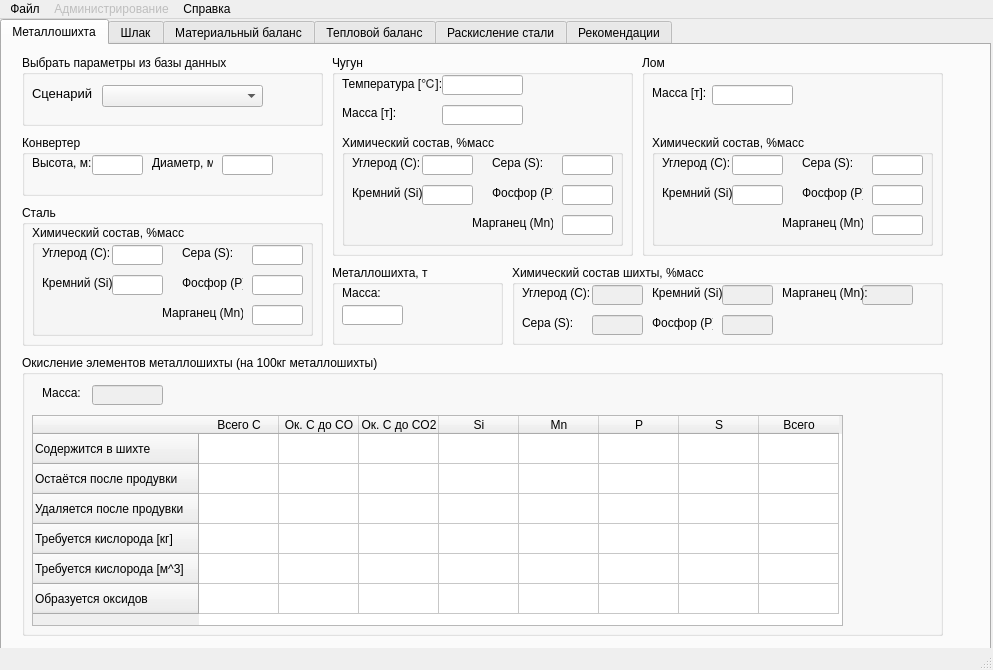
Before: the Qt Designer form GUI/OperForm.ui in DeppaRet/SteelmakingConverter, drawn with Qt 5.
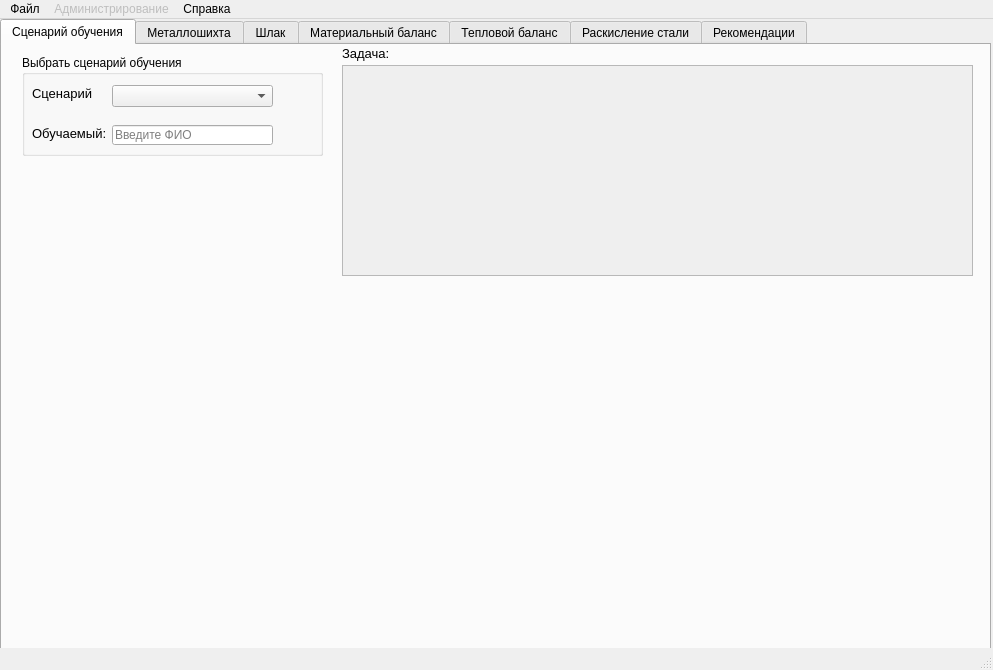
After: the same form once the commit is applied. The open tabs and pages were chosen to show the change. Icons and pictures are not drawn.

Commit message: Сценарий обучения

```diff
--- a/GUI/OperForm.ui
+++ b/GUI/OperForm.ui
@@ -44,6 +44,140 @@
     <property name="currentIndex">
      <number>0</number>
     </property>
+    <widget class="QWidget" name="tab_7">
+     <attribute name="title">
+      <string>Сценарий обучения</string>
+     </attribute>
+     <widget class="QGroupBox" name="groupBox_14">
+      <property name="geometry">
+       <rect>
+        <x>20</x>
+        <y>10</y>
+        <width>301</width>
+        <height>101</height>
+       </rect>
+      </property>
+      <property name="title">
+       <string>Выбрать сценарий обучения</string>
+      </property>
+      <widget class="QComboBox" name="ScenarioComboBox">
+       <property name="geometry">
+        <rect>
+         <x>90</x>
+         <y>30</y>
+         <width>161</width>
+         <height>22</height>
+        </rect>
+       </property>
+      </widget>
+      <widget class="QLabel" name="label_27">
+       <property name="geometry">
+        <rect>
+         <x>10</x>
+         <y>30</y>
+         <width>61</width>
+         <height>16</height>
+        </rect>
+       </property>
+       <property name="font">
+        <font>
+         <pointsize>10</pointsize>
+        </font>
+       </property>
+       <property name="text">
+        <string>Сценарий:</string>
+       </property>
+      </widget>
+      <widget class="QPushButton" name="SelectScenarioButton">
+       <property name="enabled">
+        <bool>false</bool>
+       </property>
+       <property name="geometry">
+        <rect>
+         <x>260</x>
+         <y>30</y>
+         <width>31</width>
+         <height>21</height>
+        </rect>
+       </property>
+       <property name="text">
+        <string/>
+       </property>
+       <property name="icon">
+        <iconset>
+         <normaloff>../Pictures/add.ico</normaloff>../Pictures/add.ico</iconset>
+       </property>
+       <property name="flat">
+        <bool>true</bool>
+       </property>
+      </widget>
+      <widget class="QLabel" name="label_31">
+       <property name="geometry">
+        <rect>
+         <x>10</x>
+         <y>70</y>
+         <width>81</width>
+         <height>16</height>
+        </rect>
+       </property>
+       <property name="font">
+        <font>
+         <pointsize>10</pointsize>
+        </font>
+       </property>
+       <property name="text">
+        <string>Обучаемый:</string>
+       </property>
+      </widget>
+      <widget class="QLineEdit" name="PerformerName">
+       <property name="geometry">
+        <rect>
+         <x>90</x>
+         <y>70</y>
+         <width>161</width>
+         <height>20</height>
+        </rect>
+       </property>
+       <property name="text">
+        <string/>
+       </property>
+       <property name="placeholderText">
+        <string>Введите ФИО</string>
+       </property>
+      </widget>
+     </widget>
+     <widget class="QPlainTextEdit" name="ScenarioTask">
+      <property name="enabled">
+       <bool>false</bool>
+      </property>
+      <property name="geometry">
+       <rect>
+        <x>340</x>
+        <y>20</y>
+        <width>631</width>
+        <height>211</height>
+       </rect>
+      </property>
+     </widget>
+     <widget class="QLabel" name="label_29">
+      <property name="geometry">
+       <rect>
+        <x>340</x>
+        <y>0</y>
+        <width>61</width>
+        <height>16</height>
+       </rect>
+      </property>
+      <property name="font">
+       <font>
+        <pointsize>10</pointsize>
+       </font>
+      </property>
+      <property name="text">
+       <string>Задача:</string>
+      </property>
+     </widget>
+    </widget>
     <widget class="QWidget" name="tab">
      <attribute name="title">
       <string>Металлошихта</string>
```
Left out of the diff: 4 changed lines with no effect on the pictures. The commit also changes 2 other files.
